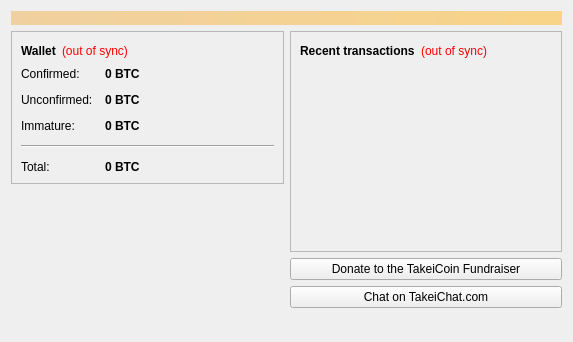
Above: src/qt/forms/overviewpage.ui from takeicoin/takeicoin before the change. Below: the same form after it.
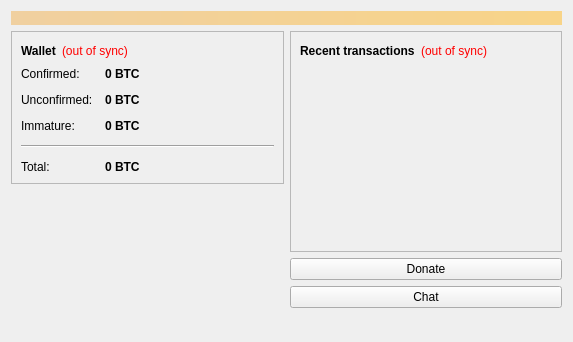
That is the form after the change. Icons and pictures are not drawn.

Commit message: Change chat/donate links

Patch:
```diff
--- a/src/qt/forms/overviewpage.ui
+++ b/src/qt/forms/overviewpage.ui
@@ -326,14 +326,14 @@
        <item>
         <widget class="QPushButton" name="pushButton">
          <property name="text">
-          <string>Donate to the TakeiCoin Fundraiser</string>
+          <string>Donate</string>
          </property>
         </widget>
        </item>
        <item>
         <widget class="QPushButton" name="pushButtonChat">
          <property name="text">
-          <string>Chat on TakeiChat.com</string>
+          <string>Chat</string>
          </property>
         </widget>
        </item>	   
```
The commit also changes 1 other file.
